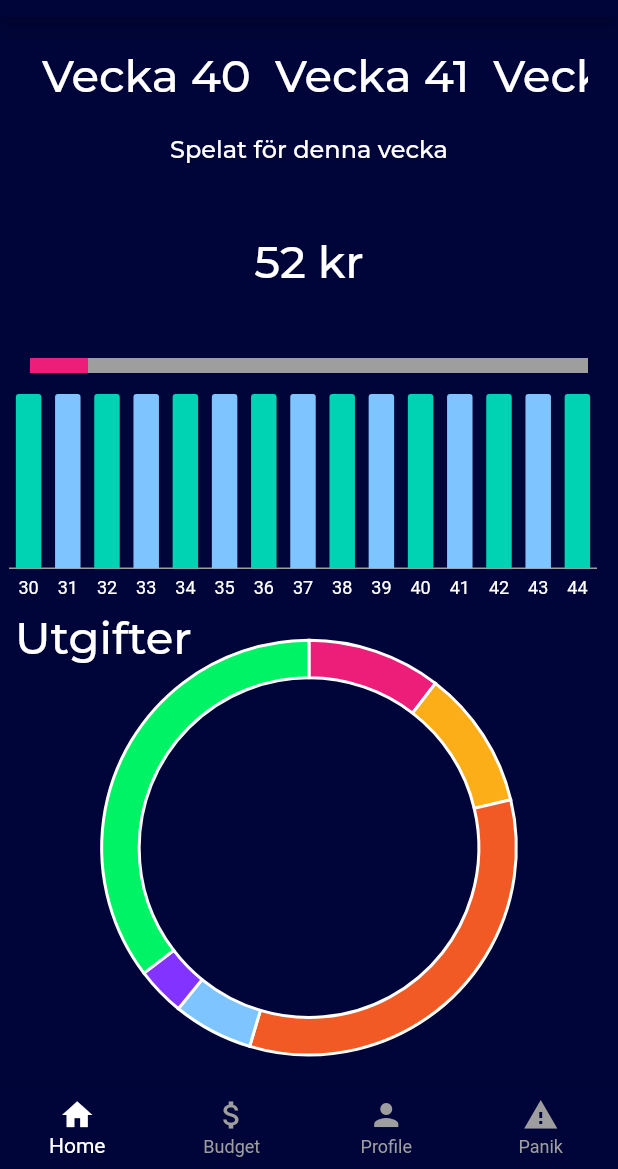
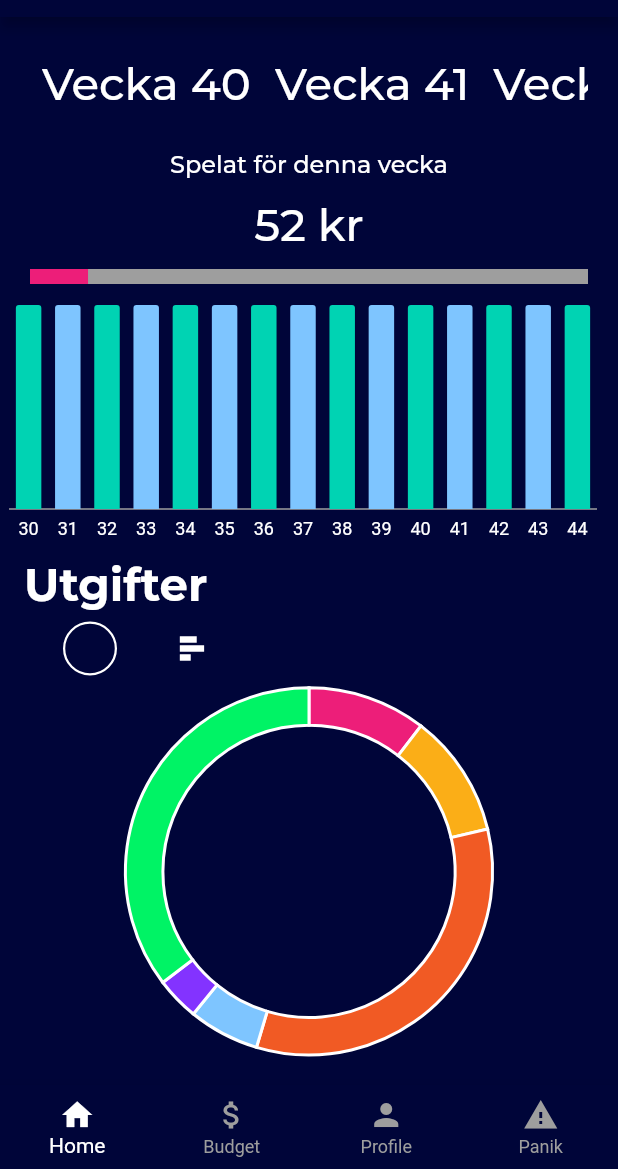
Before and after one commit to juliusolson/rena, a Flutter app: the screen it shows after launch, on a phone screen of 412 x 824 dp, the part 67-1236 px from its top. Run offline on Flutter 3.47's test engine with Material 2 defaults, Android fonts, the phone set to English and light mode, and no system bars; drawn by our look-alikes of percent_indicator; our stand-ins replace charts_flutter; project files that could hold a hidden picture were left out.

Commit message:
mv piechart heading to parent widget + wip chart choice buttons

```diff
--- a/lib/screens/home/components/piechart.dart
+++ b/lib/screens/home/components/piechart.dart
@@ -44,16 +44,6 @@ class _SpendingsPieChartState extends State<SpendingsPieChart> {
   @override
   Widget build(BuildContext context) {
     return Stack(children: [
-      Align(
-        alignment: Alignment.topLeft,
-        child: Container(
-          padding: EdgeInsets.only(left: 10),
-          child: Text(
-            "Utgifter",
-            style: Theme.of(context).textTheme.bodyText1,
-          ),
-        ),
-      ),
       Container(
           child: new charts.PieChart(
         widget.seriesList,
--- a/lib/screens/home/homeview.dart
+++ b/lib/screens/home/homeview.dart
@@ -6,6 +6,7 @@ import 'components/piechart.dart';
 import 'package:provider/provider.dart';
 import 'package:percent_indicator/percent_indicator.dart';
 import 'package:rena/utils/colors.dart';
+import 'dart:math';
 
 class HomeView extends StatelessWidget {
   final String str;
@@ -16,9 +17,9 @@ class HomeView extends StatelessWidget {
         child: Center(
             child: ChangeNotifierProvider(
       create: (context) => WeeklySpendingModel(),
-      child:
-          Column(mainAxisAlignment: MainAxisAlignment.spaceEvenly, children: <
-              Widget>[
+      child: Column(
+          mainAxisAlignment: MainAxisAlignment.spaceEvenly,
+          children: <Widget>[
             Flexible(
                 flex: 1,
                 child: Container(
@@ -28,7 +29,7 @@ class HomeView extends StatelessWidget {
                       return HorizontalScrollSelector(model.getWeekNames());
                     }))),
             Flexible(
-          flex: 2,
+              flex: 1,
               child: Container(
                 padding: EdgeInsets.only(left: 10, right: 10),
                 child: Column(
@@ -49,9 +50,10 @@ class HomeView extends StatelessWidget {
                           builder: (context, model, child) {
                         return LinearPercentIndicator(
                           lineHeight: 10.0,
-                      percent: model.spending/500.0,
+                          percent: model.spending / 500.0,
                           backgroundColor: Colors.grey,
-                      progressColor: createMaterialColor(Color(0xfffed1e79)),
+                          progressColor:
+                              createMaterialColor(Color(0xfffed1e79)),
                         );
                       }),
                     ]),
@@ -64,10 +66,48 @@ class HomeView extends StatelessWidget {
                 )),
             Flexible(
               flex: 4,
-          child:
-              Consumer<WeeklySpendingModel>(builder: (context, model, child) {
-            return SpendingsPieChart.customSampleData(model.currentCategories);
+              child: Column(
+                children: [
+                  Flexible(
+                      child: ListTile(
+                    title: Text(
+                      "Utgifter",
+                      style: Theme.of(context).textTheme.headline2,
+                    ),
+                    subtitle: Row(
+                      children: [
+                        FlatButton(
+                            onPressed: null,
+                            child: null,
+                            textColor: Colors.white,
+                            shape: CircleBorder(
+                              side: BorderSide(
+                                  color: Colors.white,
+                                  width: 1.5,
+                                  style: BorderStyle.solid),
+                            )),
+                        Transform.rotate(
+                          angle: 90 * pi / 180,
+                            child: IconButton(
+                                icon: Icon(
+                                  Icons.bar_chart_outlined,
+                                  color: Colors.white,
+                                ),
+                                color: Colors.white,
+                                onPressed: null))
+                      ],
+                    ),
+                  )),
+                  Flexible(
+                    flex: 4,
+                    child: Consumer<WeeklySpendingModel>(
+                        builder: (context, model, child) {
+                      return SpendingsPieChart.customSampleData(
+                          model.currentCategories);
                     }),
+                  ),
+                ],
+              ),
             ),
           ]),
     )));
```
Lines whose indentation alone changed are shown as unchanged.
